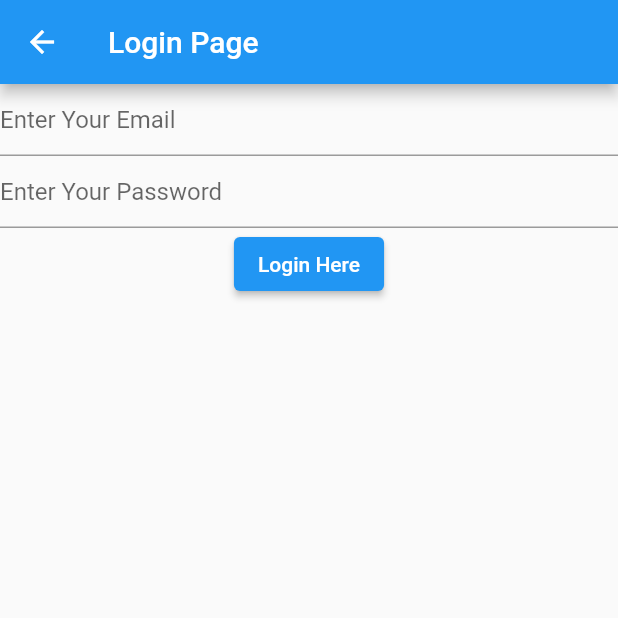
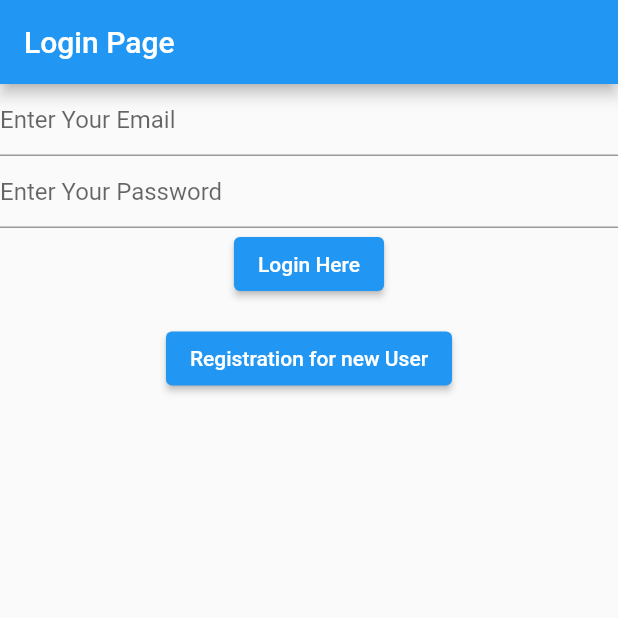
Before and after one commit to AnuLoveCoding/registration_with_api, a Flutter app: the LoginPage screen opened directly, after a tap on "Login Here", on a phone screen of 412 x 824 dp, the top half of it. Run offline on Flutter 3.47's test engine with Material 2 defaults, Android fonts, the phone set to English and light mode, and no system bars; network calls fail.

Commit message:
"registration_with_api"

```diff
--- a/lib/loginpage.dart
+++ b/lib/loginpage.dart
@@ -1,11 +1,13 @@
 import 'package:flutter/material.dart';
 import 'package:http/http.dart' as http;
 
+import 'Registerpage.dart';
+
 class LoginPage extends StatefulWidget {
-
 
   @override
   State<LoginPage> createState() => _LoginPageState();
+
 }
 
 class _LoginPageState extends State<LoginPage> {
@@ -36,15 +38,20 @@ class _LoginPageState extends State<LoginPage> {
           ),
           ElevatedButton(onPressed: (){
             Hitlogin(email.text,password.text);
-             // duration: const Duration(seconds: 1);
            }, child: Text('Login Here')),
+          SizedBox(height: 15.0,),
+          ElevatedButton(onPressed: (){
+            Navigator.push(context, MaterialPageRoute(builder: (context){
+              return RegisterPage() ;
+            }));
+           }, child: Text("Registration for new User"))
         ],
       ),
     );
   }
 
-  void Hitlogin(name, pass) async {
-    final response = await http.get(Uri.parse(''));
+  void Hitlogin(email, password) async {
+    final response = await http.get(Uri.parse('http://www.digitechy.in.net/Webservice1.asmx/LoginApi?ee='+email+'&pp='+password));
     if(response.statusCode == 200){
       print(response.body);
       ScaffoldMessenger.of(context).showSnackBar(SnackBar(content: Text("Login Sucessfully")));
--- a/lib/main.dart
+++ b/lib/main.dart
@@ -1,6 +1,7 @@
 import 'package:flutter/material.dart';
 
 import 'Registerpage.dart';
+import 'loginpage.dart';
 
 void main() {
   runApp(const MyApp());
@@ -26,7 +27,7 @@ class MyApp extends StatelessWidget {
         // is not restarted.
         primarySwatch: Colors.blue,
       ),
-      home: RegisterPage()
+      home:LoginPage()
     );
   }
 }
```
Also changed, not shown: lib/Registerpage.dart (+14 -21 lines).
